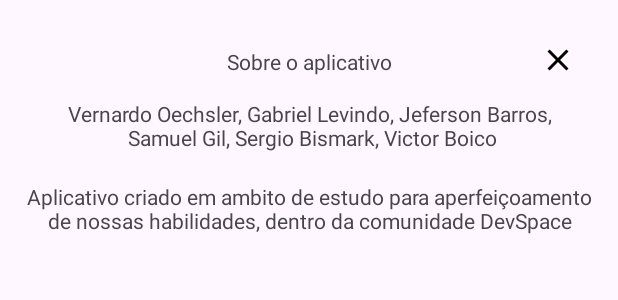
After one commit to ComunidadeDevSpace/FitSpace, an Android app: the layout dialog_settings_about.xml on its own in the app's theme, with its tools: preview values and no code run, on a phone screen of 412 x 824 dp. The commit adds this screen. Shown: the top 300 px of the screen. Run offline under Robolectric (Android 15) with nearby library versions, the phone set to English and light mode, and no system bars.

Commit message:
Criação da task2 da feature Settings.

```diff
--- a/app/src/main/java/com/app/fitspace/presentation/fragment/SettingsFragment.kt
+++ b/app/src/main/java/com/app/fitspace/presentation/fragment/SettingsFragment.kt
@@ -1,12 +1,14 @@
 package com.app.fitspace.presentation.fragment
 
 import android.app.AlertDialog
+import android.content.Context
 import android.content.Intent
 import android.os.Bundle
 import androidx.fragment.app.Fragment
 import android.view.LayoutInflater
 import android.view.View
 import android.view.ViewGroup
+import android.widget.ImageButton
 import androidx.cardview.widget.CardView
 import com.app.fitspace.R
 import com.app.fitspace.presentation.view.SignUp
@@ -14,13 +16,15 @@ import kotlin.system.exitProcess
 
 class SettingsFragment : Fragment() {
 
+    private lateinit var dialog: AlertDialog
+
     override fun onCreateView(
         inflater: LayoutInflater, container: ViewGroup?,
         savedInstanceState: Bundle?
     ): View? {
         val rootView = inflater.inflate(R.layout.fragment_settings, container, false)
         val cardViewProfile = rootView.findViewById<CardView>(R.id.card_view_item_profile)
-
+        val cardViewAbout = rootView.findViewById<CardView>(R.id.card_view_item_info)
         val imgBtn = rootView.findViewById<CardView>(R.id.card_view_item_logout)
 
         imgBtn.setOnClickListener {
@@ -33,6 +37,10 @@ class SettingsFragment : Fragment() {
             startActivity(intent)
         }
 
+        cardViewAbout.setOnClickListener {
+            showAlertDialogAbout()
+        }
+
         return rootView
     }
 
@@ -40,6 +48,21 @@ class SettingsFragment : Fragment() {
         @JvmStatic
         fun newInstance() =
             SettingsFragment()
+    }
+
+    private fun showAlertDialogAbout(){
+        val build = AlertDialog.Builder(requireContext())
+        val view = layoutInflater.inflate(R.layout.dialog_settings_about, null)
+        build.setView(view)
+
+        val btnClose = view.findViewById<ImageButton>(R.id.btnClose)
+        btnClose.setOnClickListener{
+            dialog.dismiss()
+        }
+
+
+        dialog = build.create()
+        dialog.show()
     }
 
     private fun showAlertDialog() {
--- /dev/null
+++ b/app/src/main/res/drawable/ic_close.xml
@@ -0,0 +1,5 @@
+<vector android:height="24dp" android:tint="#000000"
+    android:viewportHeight="24" android:viewportWidth="24"
+    android:width="24dp" xmlns:android="http://schemas.android.com/apk/res/android">
+    <path android:fillColor="@android:color/white" android:pathData="M19,6.41L17.59,5 12,10.59 6.41,5 5,6.41 10.59,12 5,17.59 6.41,19 12,13.41 17.59,19 19,17.59 13.41,12z"/>
+</vector>
--- /dev/null
+++ b/app/src/main/res/layout/dialog_settings_about.xml
@@ -0,0 +1,60 @@
+<?xml version="1.0" encoding="utf-8"?>
+<androidx.constraintlayout.widget.ConstraintLayout xmlns:android="http://schemas.android.com/apk/res/android"
+    xmlns:app="http://schemas.android.com/apk/res-auto"
+    xmlns:tools="http://schemas.android.com/tools"
+    android:layout_width="match_parent"
+    android:layout_height="match_parent"
+    android:padding="16dp"
+    >
+
+    <ImageButton
+        android:id="@+id/btnClose"
+        android:layout_width="wrap_content"
+        android:layout_height="wrap_content"
+        android:background="@android:color/transparent"
+        app:layout_constraintEnd_toEndOf="parent"
+        app:layout_constraintTop_toTopOf="parent"
+        android:layout_margin="8dp"
+        android:src="@drawable/ic_close"
+        android:padding="4dp"
+        />
+
+    <TextView
+        android:id="@+id/info"
+        android:layout_width="wrap_content"
+        android:layout_height="wrap_content"
+        android:text="@string/info"
+        app:layout_constraintEnd_toEndOf="parent"
+        app:layout_constraintStart_toStartOf="parent"
+        app:layout_constraintTop_toTopOf="parent"
+        android:textAlignment="center"
+        android:layout_marginTop="15dp"
+        />
+
+    <TextView
+        android:id="@+id/creator"
+        android:layout_width="wrap_content"
+        android:layout_height="wrap_content"
+        app:layout_constraintEnd_toEndOf="parent"
+        app:layout_constraintStart_toStartOf="parent"
+        app:layout_constraintTop_toBottomOf="@+id/info"
+        android:text="@string/Creator"
+        android:layout_marginTop="15dp"
+        android:textAlignment="center"
+        />
+
+    <TextView
+        android:id="@+id/more"
+        android:layout_width="wrap_content"
+        android:layout_height="wrap_content"
+        app:layout_constraintEnd_toEndOf="parent"
+        app:layout_constraintStart_toStartOf="parent"
+        app:layout_constraintTop_toBottomOf="@+id/creator"
+        android:text="@string/More"
+        android:layout_marginTop="20dp"
+        android:textAlignment="center"
+        />
+
+
+
+</androidx.constraintlayout.widget.ConstraintLayout>
--- a/app/src/main/res/values/strings.xml
+++ b/app/src/main/res/values/strings.xml
@@ -56,4 +56,9 @@
     <string name="logout">Sair</string>
     <string name="info">Sobre o aplicativo</string>
 
+    // Feature Settings About
+    <string name="vesion">Versão 1.0</string>
+    <string name="Creator">Vernardo Oechsler, Gabriel Levindo, Jeferson Barros,\n Samuel Gil, Sergio Bismark, Victor Boico</string>
+    <string name="More">Aplicativo criado em ambito de estudo para aperfeiçoamento de nossas habilidades, dentro da comunidade DevSpace</string>
+
 </resources>
```
